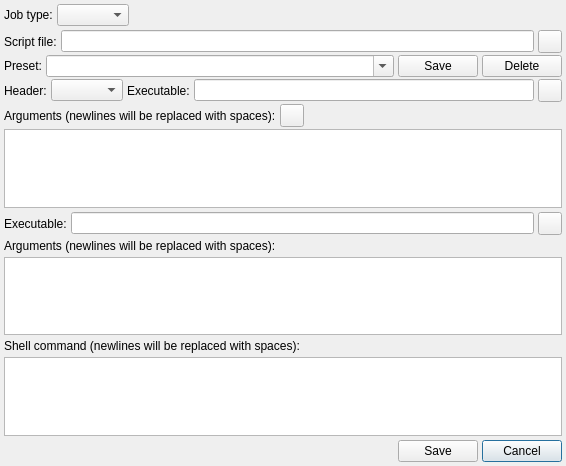
Qt form src/jobs/job_edit_dialog.ui (YomikoR/VapourSynth-Editor) before a commit.
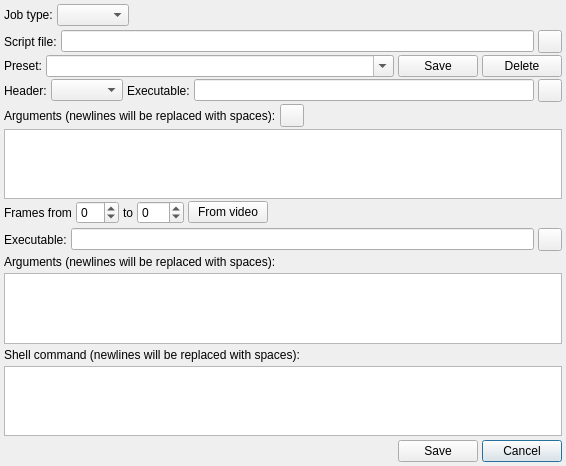
The same form after that commit. Icons and pictures are not drawn.

Commit message: Frame range setting for encoding job.

```diff
--- a/src/jobs/job_edit_dialog.ui
+++ b/src/jobs/job_edit_dialog.ui
@@ -241,6 +241,67 @@
         </property>
        </widget>
       </item>
+      <item>
+       <layout class="QHBoxLayout" name="horizontalLayout_6">
+        <property name="spacing">
+         <number>4</number>
+        </property>
+        <item>
+         <widget class="QLabel" name="label_2">
+          <property name="text">
+           <string>Frames from</string>
+          </property>
+         </widget>
+        </item>
+        <item>
+         <widget class="QSpinBox" name="encodingFirstFrameSpinBox">
+          <property name="specialValueText">
+           <string>Min</string>
+          </property>
+          <property name="minimum">
+           <number>-1</number>
+          </property>
+         </widget>
+        </item>
+        <item>
+         <widget class="QLabel" name="label_3">
+          <property name="text">
+           <string>to</string>
+          </property>
+         </widget>
+        </item>
+        <item>
+         <widget class="QSpinBox" name="encodingLastFrameSpinBox">
+          <property name="specialValueText">
+           <string>Max</string>
+          </property>
+          <property name="minimum">
+           <number>-1</number>
+          </property>
+         </widget>
+        </item>
+        <item>
+         <widget class="QPushButton" name="encodingFramesFromVideoButton">
+          <property name="text">
+           <string>From video</string>
+          </property>
+         </widget>
+        </item>
+        <item>
+         <spacer name="horizontalSpacer_3">
+          <property name="orientation">
+           <enum>Qt::Horizontal</enum>
+          </property>
+          <property name="sizeHint" stdset="0">
+           <size>
+            <width>40</width>
+            <height>20</height>
+           </size>
+          </property>
+         </spacer>
+        </item>
+       </layout>
+      </item>
      </layout>
     </widget>
    </item>
```
The commit also changes 6 other files.
